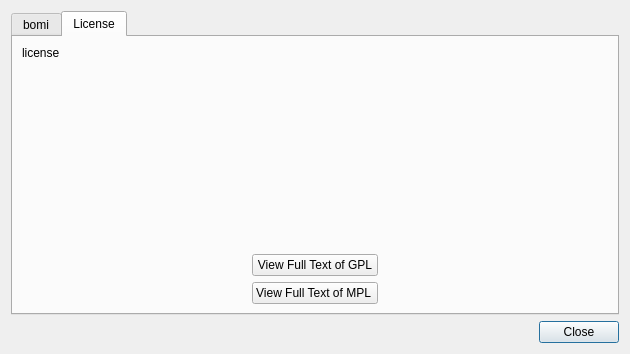
Qt form src/bomi/ui/aboutdialog.ui (bylee20/bomi) before a commit.
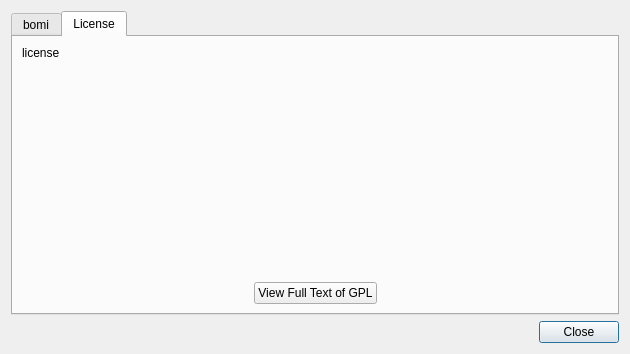
The same form after that commit. The open tabs and pages were chosen to show the change. Icons and pictures are not drawn. Custom widgets are drawn as their Qt base class.

Commit message: remove MPL full text from about dialog

Patch:
```diff
--- a/src/bomi/ui/aboutdialog.ui
+++ b/src/bomi/ui/aboutdialog.ui
@@ -222,7 +222,7 @@
       <attribute name="title">
        <string>License</string>
       </attribute>
-      <layout class="QVBoxLayout" name="verticalLayout_5">
+      <layout class="QVBoxLayout" name="verticalLayout_3">
        <item>
         <widget class="QLabel" name="license">
          <property name="text">
@@ -252,8 +252,6 @@
           </spacer>
          </item>
          <item>
-          <layout class="QVBoxLayout" name="verticalLayout_3">
-           <item>
             <widget class="QPushButton" name="view_gpl">
              <property name="text">
               <string>View Full Text of GPL</string>
@@ -264,18 +262,6 @@
             </widget>
            </item>
            <item>
-            <widget class="QPushButton" name="view_mpl">
-             <property name="text">
-              <string>View Full Text of MPL </string>
-             </property>
-             <property name="autoDefault">
-              <bool>false</bool>
-             </property>
-            </widget>
-           </item>
-          </layout>
-         </item>
-         <item>
           <spacer name="horizontalSpacer_3">
            <property name="orientation">
             <enum>Qt::Horizontal</enum>
```
Left out of the diff: 1 changed line with no effect on the pictures. Lines whose indentation alone changed are shown as unchanged. The commit also changes 1 other file.
